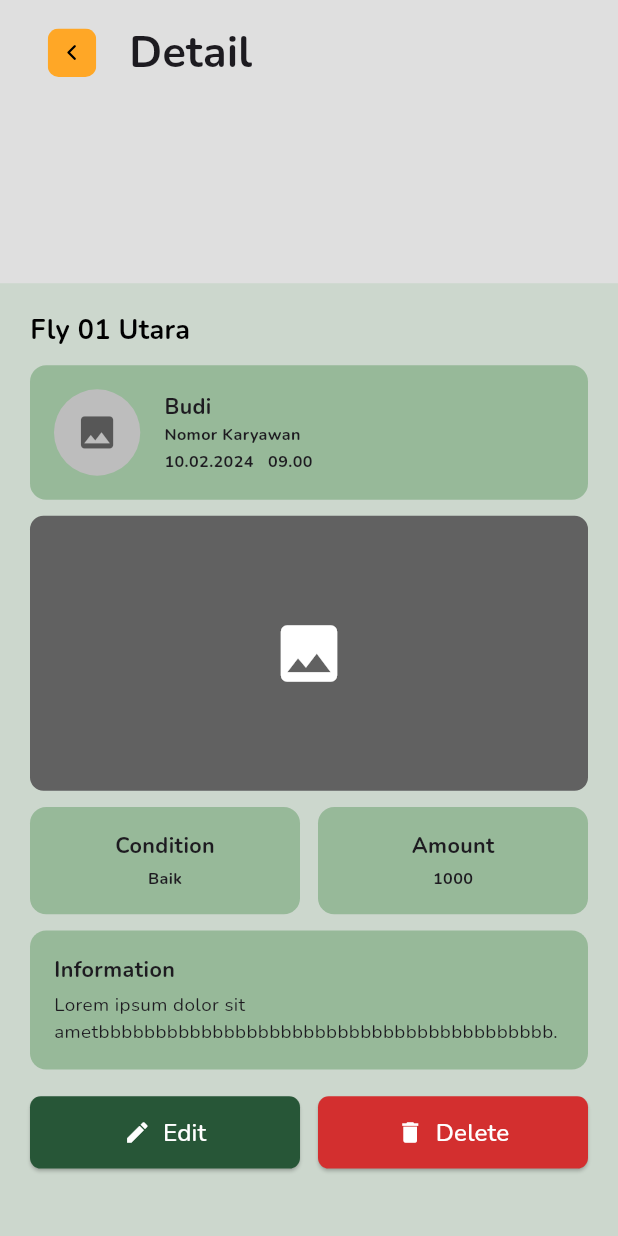
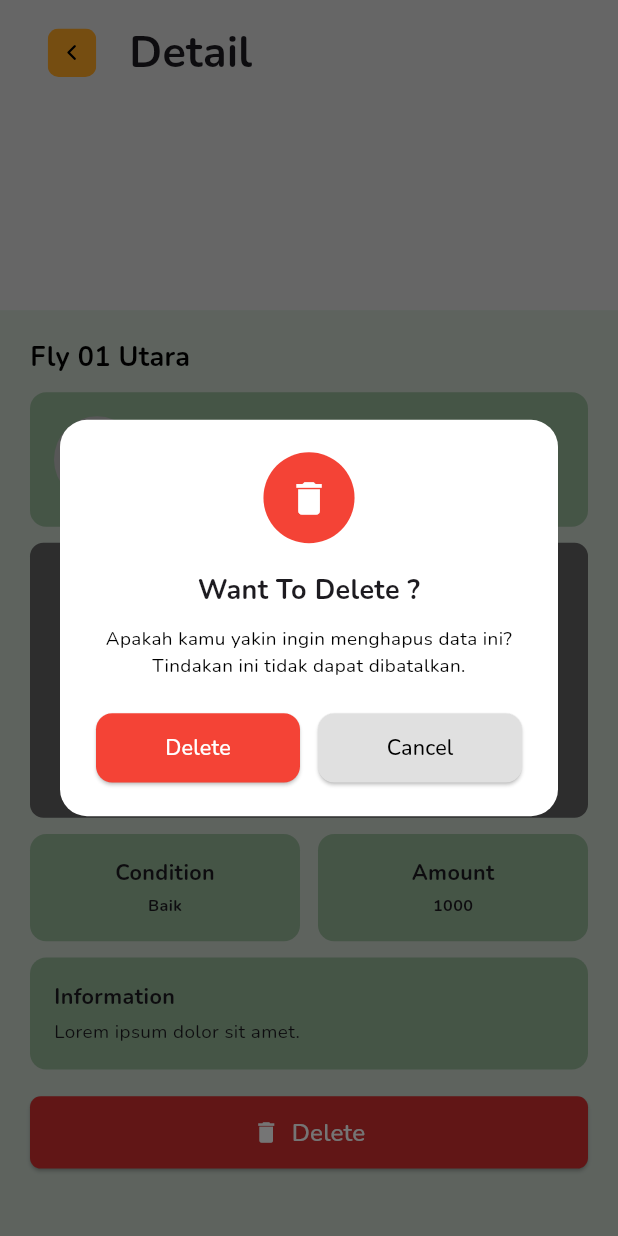
Before and after one commit to allam1768/Worker, a Flutter app: the DetailView screen opened by its route, after a tap on "Delete", on a phone screen of 412 x 824 dp. Run offline on Flutter 3.47's test engine with Material 3 defaults, Android fonts, the phone set to English and light mode, and no system bars; our stand-ins replace flutter_screenutil, flutter_svg, get, google_fonts, image_picker, shared_preferences; missing offline and left inert: mobile_scanner; accounts and stored records are empty.

Commit message:
feat [AP]:added edit feature before specified time and added delete dialog

```diff
--- /dev/null
+++ b/devtools_options.yaml
@@ -0,0 +1,3 @@
+description: This file stores settings for Dart & Flutter DevTools.
+documentation: https://docs.flutter.dev/tools/devtools/extensions#configure-extension-enablement-states
+extensions:
--- /dev/null
+++ b/lib/app/dialogs/ConfirmDeleteDialog.dart
@@ -0,0 +1,94 @@
+import 'package:flutter/material.dart';
+import 'package:flutter_screenutil/flutter_screenutil.dart';
+
+class ConfirmDeleteDialog extends StatelessWidget {
+  final VoidCallback onCancelTap;
+  final VoidCallback onDeleteTap;
+
+  const ConfirmDeleteDialog({
+    Key? key,
+    required this.onCancelTap,
+    required this.onDeleteTap,
+  }) : super(key: key);
+
+  @override
+  Widget build(BuildContext context) {
+    return Dialog(
+      backgroundColor: Colors.white,
+      shape: RoundedRectangleBorder(borderRadius: BorderRadius.circular(20.r)),
+      child: Padding(
+        padding: EdgeInsets.symmetric(horizontal: 24.w, vertical: 24.h),
+        child: Column(
+          mainAxisSize: MainAxisSize.min,
+          children: [
+            Container(
+              padding: EdgeInsets.all(16.w),
+              decoration: BoxDecoration(
+                shape: BoxShape.circle,
+                color: Colors.red,
+              ),
+              child: Icon(
+                Icons.delete,
+                color: Colors.white,
+                size: 32.sp,
+              ),
+            ),
+            SizedBox(height: 20.h),
+            Text(
+              'Want To Delete ?',
+              style: TextStyle(
+                fontSize: 20.sp,
+                fontWeight: FontWeight.bold,
+              ),
+              textAlign: TextAlign.center,
+            ),
+            SizedBox(height: 12.h),
+            Text(
+              'Apakah kamu yakin ingin menghapus data ini?\nTindakan ini tidak dapat dibatalkan.',
+              style: TextStyle(fontSize: 14.sp, color: Colors.black),
+              textAlign: TextAlign.center,
+            ),
+            SizedBox(height: 24.h),
+            Row(
+              children: [
+                Expanded(
+                  child: ElevatedButton(
+                    onPressed: onDeleteTap,
+                    style: ElevatedButton.styleFrom(
+                      backgroundColor: Colors.red,
+                      padding: EdgeInsets.symmetric(vertical: 14.h),
+                      shape: RoundedRectangleBorder(
+                        borderRadius: BorderRadius.circular(12.r),
+                      ),
+                    ),
+                    child: Text(
+                      'Delete',
+                      style: TextStyle(color: Colors.white, fontSize: 16.sp),
+                    ),
+                  ),
+                ),
+                SizedBox(width: 12.w),
+                Expanded(
+                  child: ElevatedButton(
+                    onPressed: onCancelTap,
+                    style: ElevatedButton.styleFrom(
+                      backgroundColor: Colors.grey.shade300,
+                      padding: EdgeInsets.symmetric(vertical: 14.h),
+                      shape: RoundedRectangleBorder(
+                        borderRadius: BorderRadius.circular(12.r),
+                      ),
+                    ),
+                    child: Text(
+                      'Cancel',
+                      style: TextStyle(color: Colors.black, fontSize: 16.sp),
+                    ),
+                  ),
+                ),
+              ],
+            ),
+          ],
+        ),
+      ),
+    );
+  }
+}
--- a/lib/app/pages/Input/Detail Screen/detail_controller.dart
+++ b/lib/app/pages/Input/Detail Screen/detail_controller.dart
@@ -4,11 +4,42 @@ class DetailController extends GetxController {
   var title = "Fly 01 Utara".obs;
   var namaKaryawan = "Budi".obs;
   var nomorKaryawan = "Nomor Karyawan".obs;
-  var tanggalJam = "10.02.2024   09.00".obs;
+  var tanggalJam = "22.04.2025   10.50".obs;
   var kondisi = "Baik".obs;
   var jumlah = "1000".obs;
-  var informasi = "Lorem ipsum dolor sit ametbbbbbbbbbbbbbbbbbbbbbbbbbbbbbbbbbbbbbbbb.".obs;
+  var informasi = "Lorem ipsum dolor sit amet.".obs;
   var imagePath = "".obs;
+
+  var canEdit = true.obs;
+
+  @override
+  void onInit() {
+    super.onInit();
+    checkEditStatus();
+  }
+
+  void checkEditStatus() {
+    try {
+      var parts = tanggalJam.value.split('   ');
+      if (parts.length == 2) {
+        String formatted = "${parts[0].split('.').reversed.join('-')} ${parts[1]}";
+        DateTime inputTime = DateTime.parse(formatted);
+        Duration difference = DateTime.now().difference(inputTime);
+        canEdit.value = difference.inHours < 10000;
+
+        print("Sekarang: ${DateTime.now()}");
+        print("Waktu input: $inputTime");
+        print("Selisih jam: ${difference.inHours}");
+        print("Bisa edit? ${canEdit.value}");
+      } else {
+        canEdit.value = false;
+        print("Format tanggal tidak sesuai");
+      }
+    } catch (e) {
+      canEdit.value = false;
+      print("Error parsing tanggal: $e");
+    }
+  }
 
   void updateDetailData(String newCondition, String newAmount, String newInformation, String newImage) {
     kondisi.value = newCondition;
@@ -18,7 +49,7 @@ class DetailController extends GetxController {
   }
 
   void deleteData() {
-    print("Data dihapus");
+    Get.offNamed('HistoryTool');
   }
 
   void editData() {
--- a/lib/app/pages/Input/Detail Screen/detail_view.dart
+++ b/lib/app/pages/Input/Detail Screen/detail_view.dart
@@ -8,6 +8,7 @@ import 'package:worker/app/pages/Input/Detail%20Screen/widgets/karyawan_card.dar
 import 'package:worker/app/pages/Input/Detail%20Screen/detail_controller.dart';
 
 import '../../../../values/app_color.dart';
+import '../../../dialogs/ConfirmDeleteDialog.dart';
 import '../../../global-component/CustomAppBar.dart';
 import '../../../global-component/ImagePreview.dart';
 
@@ -66,35 +67,50 @@ class DetailView extends StatelessWidget {
                     ),
                   ),
                   SizedBox(height: 12.h),
-                  Obx(
-                        () => Row(
-                      children: [
-                        Expanded(child: InfoCard(title: "Condition", value: controller.kondisi.value)),
-                        SizedBox(width: 12.w),
-                        Expanded(child: InfoCard(title: "Amount", value: controller.jumlah.value)),
-                      ],
-                    ),
-                  ),
+                  Obx(() => Row(
+                    children: [
+                      Expanded(
+                          child: InfoCard(title: "Condition", value: controller.kondisi.value)),
+                      SizedBox(width: 12.w),
+                      Expanded(
+                          child: InfoCard(title: "Amount", value: controller.jumlah.value)),
+                    ],
+                  )),
                   SizedBox(height: 12.h),
                   Obx(() => InfoContainer(title: "Information", content: controller.informasi.value)),
                   SizedBox(height: 20.h),
                   Row(
                     children: [
-                      Expanded(
+                      // TOMBOL EDIT MUNCUL KALAU BOLEH EDIT
+                      Obx(() => controller.canEdit.value
+                          ? Expanded(
                         child: CustomButtonDetail(
                           icon: Icons.edit,
                           color: AppColor.btnijo,
                           text: 'Edit',
                           onPressed: controller.editData,
                         ),
-                      ),
-                      SizedBox(width: 12.w),
+                      )
+                          : const SizedBox()),
                       Expanded(
                         child: CustomButtonDetail(
                           text: "Delete",
                           icon: Icons.delete,
                           color: Colors.red.shade700,
-                          onPressed: controller.deleteData,
+                          onPressed: () {
+                            showDialog(
+                              context: context,
+                              builder: (_) => ConfirmDeleteDialog(
+                                onCancelTap: () {
+                                  Navigator.of(context).pop();
+                                },
+                                onDeleteTap: () {
+                                  Navigator.of(context).pop();
+                                  controller.deleteData();
+                                },
+                              ),
+                            );
+                          },
                         ),
                       ),
                     ],
```
